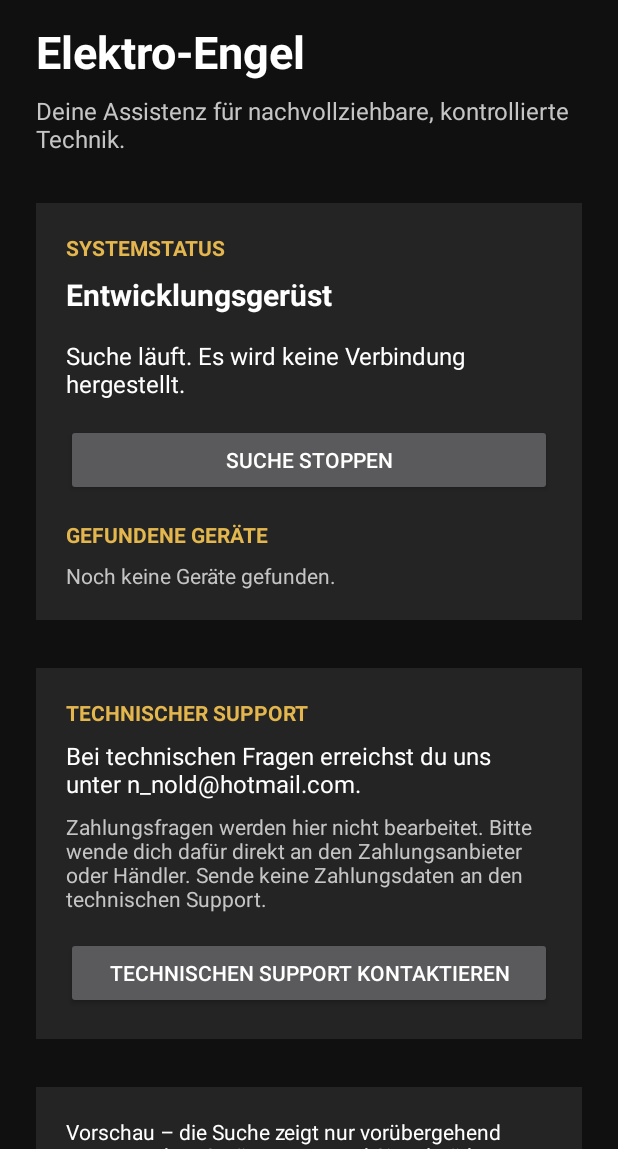
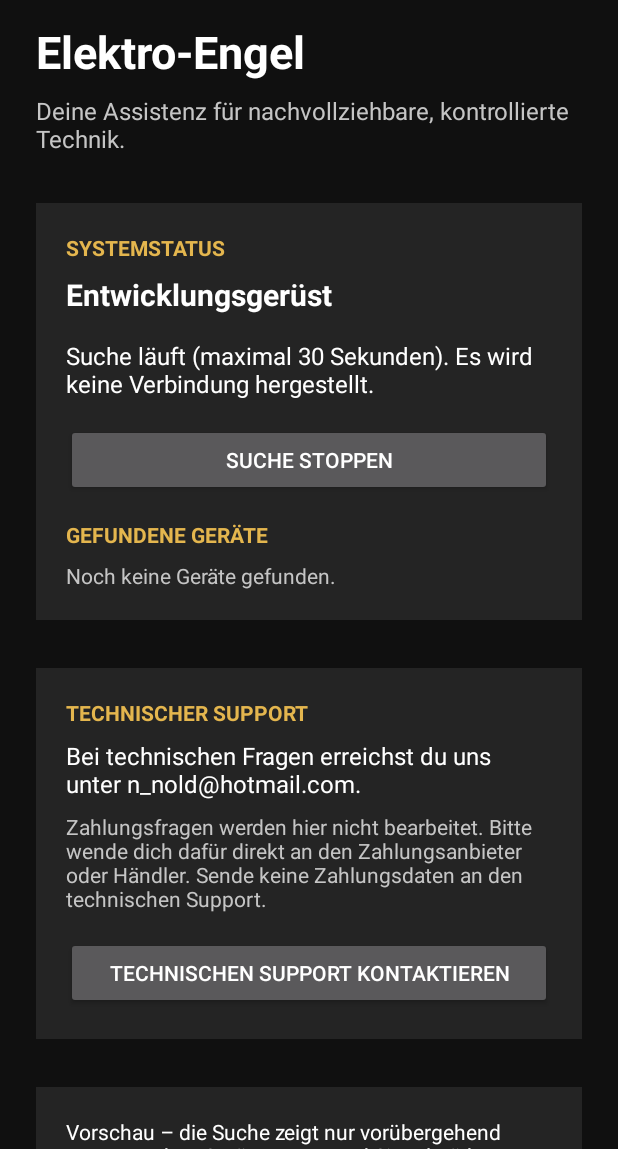
Before and after one commit to nikolausnold/NIKNOLIG, an Android app: the screen it shows after launch (MainActivity), after a tap on "GERÄTE IN DER NÄHE SUCHEN", on a phone screen of 412 x 824 dp, the part 87-1236 px from its top. Run offline under Robolectric (Android 15) with nearby library versions, the phone set to English and light mode, and no system bars.

Commit message:
Add protected signed release and scan timeout
Co-authored-by: nikolausnold <339979236+nikolausnold@users.noreply.github.com>

```diff
--- a/app/src/main/java/com/niknolig/app/MainActivity.kt
+++ b/app/src/main/java/com/niknolig/app/MainActivity.kt
@@ -15,6 +15,8 @@ import android.content.pm.PackageManager
 import android.net.Uri
 import android.os.Build
 import android.os.Bundle
+import android.os.Handler
+import android.os.Looper
 import android.widget.Button
 import android.widget.LinearLayout
 import android.widget.TextView
@@ -27,6 +29,10 @@ class MainActivity : Activity() {
     private var scanner: BluetoothLeScanner? = null
     private var activeScanCallback: ScanCallback? = null
     private val discoveredDevices = LinkedHashMap<BluetoothDevice, TextView>()
+    private val mainHandler = Handler(Looper.getMainLooper())
+    private val scanTimeout = Runnable {
+        stopScan(getString(R.string.scan_time_limit_reached))
+    }
 
     override fun onCreate(savedInstanceState: Bundle?) {
         super.onCreate(savedInstanceState)
@@ -149,15 +155,20 @@ class MainActivity : Activity() {
                     .build(),
                 callback
             )
+            mainHandler.postDelayed(scanTimeout, SCAN_DURATION_MS)
         } catch (_: SecurityException) {
+            mainHandler.removeCallbacks(scanTimeout)
             activeScanCallback = null
             scanner = null
             scanButton.setText(R.string.scan_start_button)
+            clearDiscoveredDevices()
             scanStatus.setText(R.string.scan_permission_denied)
         } catch (_: IllegalStateException) {
+            mainHandler.removeCallbacks(scanTimeout)
             activeScanCallback = null
             scanner = null
             scanButton.setText(R.string.scan_start_button)
+            clearDiscoveredDevices()
             scanStatus.setText(R.string.scan_failed)
         }
     }
@@ -205,6 +216,7 @@ class MainActivity : Activity() {
     private fun stopScan(status: String) {
         val callback = activeScanCallback ?: return
         activeScanCallback = null
+        mainHandler.removeCallbacks(scanTimeout)
         try {
             scanner?.stopScan(callback)
         } catch (_: SecurityException) {
@@ -237,5 +249,6 @@ class MainActivity : Activity() {
         const val REQUEST_SCAN_PERMISSION = 1001
         const val MAX_DISPLAYED_DEVICES = 50
         const val MAX_DEVICE_NAME_LENGTH = 48
+        const val SCAN_DURATION_MS = 30_000L
     }
 }
--- a/app/src/main/res/values/strings.xml
+++ b/app/src/main/res/values/strings.xml
@@ -13,8 +13,9 @@
     <string name="scan_permission_required">Für die Suche ist eine Berechtigung erforderlich.</string>
     <string name="scan_permission_denied">Berechtigung abgelehnt. Ohne sie ist keine Gerätesuche möglich.</string>
     <string name="scan_bluetooth_unavailable">Bluetooth ist nicht verfügbar oder ausgeschaltet.</string>
-    <string name="scan_running">Suche läuft. Es wird keine Verbindung hergestellt.</string>
+    <string name="scan_running">Suche läuft (maximal 30 Sekunden). Es wird keine Verbindung hergestellt.</string>
     <string name="scan_stopped">Suche gestoppt. Es besteht keine Geräteverbindung.</string>
+    <string name="scan_time_limit_reached">Suche nach 30 Sekunden automatisch beendet.</string>
     <string name="scan_failed">Die Gerätesuche konnte nicht gestartet werden. Bitte versuche es erneut.</string>
     <string name="scan_unknown_device">Unbenanntes Gerät</string>
     <string name="scan_device_result">%1$s — Signalstärke %2$d dBm</string>
```
Also changed, not shown: 3 other files.
